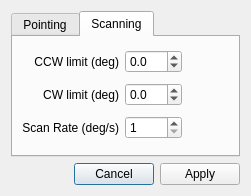
This is src/hcrgui/AntennaModeDialog.ui in NCAR/HCR_instrument as Qt 5 draws it before an edit. The edited form follows.
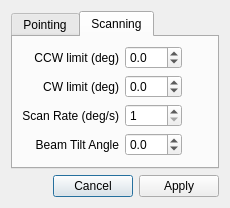
This is the edited form.

Commit message: Allow for setting desired beam tilt angle when building a scan.

```diff
--- a/src/hcrgui/AntennaModeDialog.ui
+++ b/src/hcrgui/AntennaModeDialog.ui
@@ -6,8 +6,8 @@
    <rect>
     <x>0</x>
     <y>0</y>
-    <width>251</width>
-    <height>196</height>
+    <width>230</width>
+    <height>198</height>
    </rect>
   </property>
   <property name="windowTitle">
@@ -152,6 +152,29 @@
          </property>
         </widget>
        </item>
+       <item row="3" column="0">
+        <widget class="QLabel" name="beamTiltLabel">
+         <property name="text">
+          <string>Beam Tilt Angle</string>
+         </property>
+         <property name="alignment">
+          <set>Qt::AlignRight|Qt::AlignTrailing|Qt::AlignVCenter</set>
+         </property>
+        </widget>
+       </item>
+       <item row="3" column="1">
+        <widget class="QDoubleSpinBox" name="beamTiltSpinBox">
+         <property name="decimals">
+          <number>1</number>
+         </property>
+         <property name="minimum">
+          <double>-6.000000000000000</double>
+         </property>
+         <property name="maximum">
+          <double>6.000000000000000</double>
+         </property>
+        </widget>
+       </item>
       </layout>
      </widget>
     </widget>
```
Left out of the diff: 26 changed lines with no effect on the pictures. The commit also changes 8 other files.
